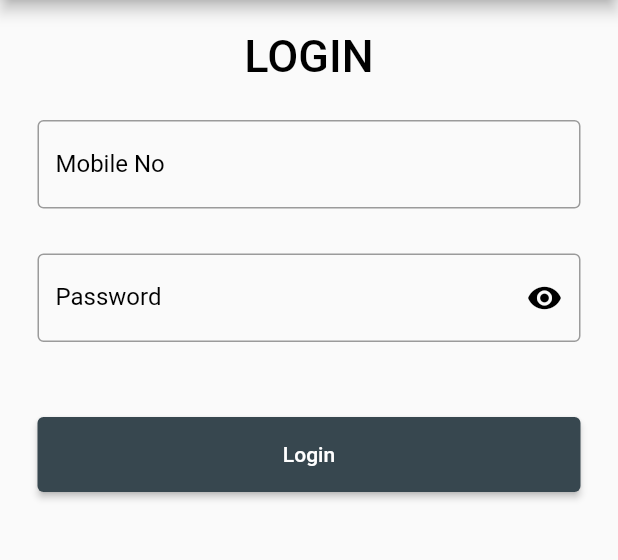
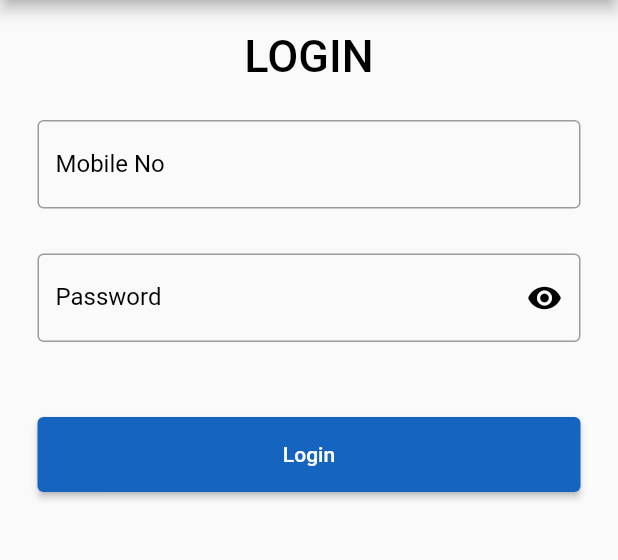
Before and after one commit to NWKRTC-Tracking/flutter, a Flutter app: the screen it shows after launch, after a tap on "Login", on a phone screen of 412 x 824 dp, the part 84-644 px from its top. Run offline on Flutter 3.47's test engine with Material 2 defaults, Android fonts, the phone set to English and light mode, and no system bars; our stand-ins replace flutter_map, flutter_secure_storage, flutter_spinkit, fluttertoast, latlong2 and 2 more; missing offline and left inert: dart:ffi, fl_location, flutter_foreground_task, flutter_map_marker_cluster; network calls fail.

```diff
--- a/bus_tracking/lib/pages/Login/login.dart
+++ b/bus_tracking/lib/pages/Login/login.dart
@@ -103,6 +103,10 @@ class _LoginWidgetState extends State<LoginWidget> {
   @override
   Widget build(BuildContext context) {
     return SafeArea(
+      child: GestureDetector(
+        onTap: () {
+          FocusManager.instance.primaryFocus?.unfocus();
+        },
         child: Scaffold(
           appBar: AppBar(
             backgroundColor: Colors.blueGrey[800],
@@ -178,7 +182,7 @@ class _LoginWidgetState extends State<LoginWidget> {
                       height: 80,
                       padding: const EdgeInsets.all(15.0),
                       child: ElevatedButton(
-                      style: ElevatedButton.styleFrom(primary: Colors.blueGrey[800]),
+                        style: ElevatedButton.styleFrom(primary: Colors.blue[800]),
                         child: const Text('Login'),
                         onPressed: () async {
                           var username = nameController.text.toString();
@@ -218,6 +222,7 @@ class _LoginWidgetState extends State<LoginWidget> {
                 ],
               )),
         ),
+      ),
     );
   }
 }
--- a/bus_tracking/lib/pages/home.dart
+++ b/bus_tracking/lib/pages/home.dart
@@ -45,7 +45,6 @@ class _HomeState extends State<Home> {
     // var curTime = DateTime.now().millisecondsSinceEpoch;
     // storage.write(key: 'timeStamp',value: curTime.toString());
     super.initState();
-  // _autoLogOut();
   _initURIHandler();
   _incomingLinkHandler();
   // _storeTime();
@@ -173,7 +172,12 @@ class _HomeState extends State<Home> {
   @override
   Widget build(BuildContext context) {
     return SafeArea(
+      child: GestureDetector(
+        onTap: () {
+          FocusManager.instance.primaryFocus?.unfocus();
+        },
         child: Scaffold(
+          resizeToAvoidBottomInset : false,
           backgroundColor: Colors.grey[200],
           appBar: AppBar(
             backgroundColor: Colors.blueGrey[800],
@@ -181,7 +185,8 @@ class _HomeState extends State<Home> {
             title: Text('NWKRTC'),
             centerTitle: true,
             actions: [
-            FlatButton.icon(onPressed: (){
+              FlatButton.icon(
+                onPressed: (){
                  print('login button');
                 storage.read(key: 'timeStamp').then((value){
                   if(value != null){
@@ -202,6 +207,15 @@ class _HomeState extends State<Home> {
             padding: const EdgeInsets.all(15.0),
             child: Column(
               children: <Widget>[
+                Container(
+                  alignment: Alignment.center,
+                  padding: EdgeInsets.all(15),
+                  // child: CircleAvatar(
+                  //   radius: 50,
+                  //   backgroundImage:AssetImage('assets/images/logo.svg'),
+                  //   // backgroundColor: Colors.white,
+                  // ),
+                ),
                 Container(
                     alignment: Alignment.center,
                     padding: const EdgeInsets.all(10),
@@ -306,6 +320,7 @@ class _HomeState extends State<Home> {
             ),
           )
         ),
+      ),
     );
   }
 }
--- a/bus_tracking/pubspec.yaml
+++ b/bus_tracking/pubspec.yaml
@@ -82,7 +82,7 @@ flutter:
       fonts:
         - asset: fonts/BusLocation.ttf
   assets:
-    - assets/
+    - assets/images/
 
   # To add assets to your application, add an assets section, like this:
 
```
Lines whose indentation alone changed are shown as unchanged.
